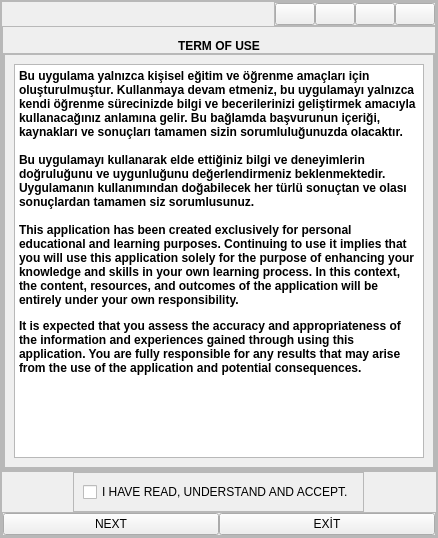
First picture: the form in awake.ui, repository ccemyurtsever/social, before the edit.
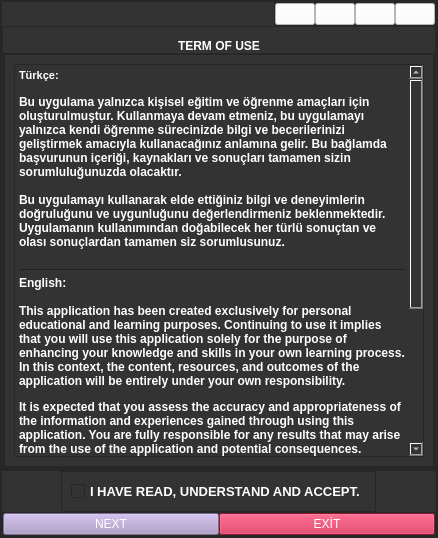
Second picture: the form after the edit. Icons and pictures are not drawn.

Diff of the .ui file:
```diff
--- a/awake.ui
+++ b/awake.ui
@@ -13,6 +13,9 @@
   <property name="windowTitle">
    <string>Form</string>
   </property>
+  <property name="styleSheet">
+   <string notr="true"/>
+  </property>
   <layout class="QVBoxLayout" name="verticalLayout">
    <property name="spacing">
     <number>0</number>
@@ -31,6 +34,10 @@
    </property>
    <item>
     <widget class="QFrame" name="frame">
+     <property name="styleSheet">
+      <string notr="true">background-color: #333;
+color:#fff;</string>
+     </property>
      <property name="frameShape">
       <enum>QFrame::StyledPanel</enum>
      </property>
@@ -77,8 +84,12 @@
          <property name="bottomMargin">
           <number>0</number>
          </property>
-         <item alignment="Qt::AlignRight|Qt::AlignTop">
+         <item alignment="Qt::AlignRight">
           <widget class="QFrame" name="frame_7">
+           <property name="styleSheet">
+            <string notr="true">
+</string>
+           </property>
            <property name="frameShape">
             <enum>QFrame::StyledPanel</enum>
            </property>
@@ -103,6 +114,10 @@
             </property>
             <item>
              <widget class="QPushButton" name="pushButton_6">
+              <property name="styleSheet">
+               <string notr="true"> background-color: 	#fff;
+</string>
+              </property>
               <property name="text">
                <string/>
               </property>
@@ -112,14 +127,18 @@
               </property>
               <property name="iconSize">
                <size>
-                <width>27</width>
-                <height>15</height>
+                <width>40</width>
+                <height>18</height>
                </size>
               </property>
              </widget>
             </item>
             <item>
              <widget class="QPushButton" name="pushButton_4">
+              <property name="styleSheet">
+               <string notr="true"> background-color: 	#fff;
+</string>
+              </property>
               <property name="text">
                <string/>
               </property>
@@ -129,14 +148,18 @@
               </property>
               <property name="iconSize">
                <size>
-                <width>30</width>
-                <height>15</height>
+                <width>40</width>
+                <height>18</height>
                </size>
               </property>
              </widget>
             </item>
             <item>
              <widget class="QPushButton" name="pushButton_3">
+              <property name="styleSheet">
+               <string notr="true"> background-color: 	#fff;
+</string>
+              </property>
               <property name="text">
                <string/>
               </property>
@@ -146,14 +169,18 @@
               </property>
               <property name="iconSize">
                <size>
-                <width>30</width>
-                <height>15</height>
+                <width>40</width>
+                <height>18</height>
                </size>
               </property>
              </widget>
             </item>
             <item>
              <widget class="QPushButton" name="pushButton_5">
+              <property name="styleSheet">
+               <string notr="true"> background-color: 	#fff;
+</string>
+              </property>
               <property name="text">
                <string/>
               </property>
@@ -163,8 +190,8 @@
               </property>
               <property name="iconSize">
                <size>
-                <width>30</width>
-                <height>15</height>
+                <width>40</width>
+                <height>18</height>
                </size>
               </property>
              </widget>
@@ -174,6 +201,9 @@
          </item>
          <item>
           <widget class="QFrame" name="frame_6">
+           <property name="styleSheet">
+            <string notr="true"/>
+           </property>
            <property name="frameShape">
             <enum>QFrame::StyledPanel</enum>
            </property>
@@ -252,10 +282,18 @@
 &lt;html&gt;&lt;head&gt;&lt;meta name=&quot;qrichtext&quot; content=&quot;1&quot; /&gt;&lt;style type=&quot;text/css&quot;&gt;
 p, li { white-space: pre-wrap; }
 &lt;/style&gt;&lt;/head&gt;&lt;body style=&quot; font-family:'MS Shell Dlg 2'; font-size:8.25pt; font-weight:400; font-style:normal;&quot;&gt;
+&lt;p style=&quot; margin-top:0px; margin-bottom:0px; margin-left:0px; margin-right:0px; -qt-block-indent:0; text-indent:0px;&quot;&gt;&lt;span style=&quot; font-weight:600;&quot;&gt;Türkçe:&lt;br /&gt;&lt;/span&gt;&lt;/p&gt;
 &lt;p style=&quot; margin-top:0px; margin-bottom:0px; margin-left:0px; margin-right:0px; -qt-block-indent:0; text-indent:0px;&quot;&gt;&lt;span style=&quot; font-size:9pt; font-weight:600;&quot;&gt;Bu uygulama yalnızca kişisel eğitim ve öğrenme amaçları için oluşturulmuştur. Kullanmaya devam etmeniz, bu uygulamayı yalnızca kendi öğrenme sürecinizde bilgi ve becerilerinizi geliştirmek amacıyla kullanacağınız anlamına gelir. Bu bağlamda başvurunun içeriği, kaynakları ve sonuçları tamamen sizin sorumluluğunuzda olacaktır.&lt;/span&gt;&lt;/p&gt;
 &lt;p style=&quot;-qt-paragraph-type:empty; margin-top:0px; margin-bottom:0px; margin-left:0px; margin-right:0px; -qt-block-indent:0; text-indent:0px; font-size:9pt; font-weight:600;&quot;&gt;&lt;br /&gt;&lt;/p&gt;
-&lt;p style=&quot; margin-top:0px; margin-bottom:0px; margin-left:0px; margin-right:0px; -qt-block-indent:0; text-indent:0px;&quot;&gt;&lt;span style=&quot; font-size:9pt; font-weight:600;&quot;&gt;Bu uygulamayı kullanarak elde ettiğiniz bilgi ve deneyimlerin doğruluğunu ve uygunluğunu değerlendirmeniz beklenmektedir. Uygulamanın kullanımından doğabilecek her türlü sonuçtan ve olası sonuçlardan tamamen siz sorumlusunuz.&lt;br /&gt;&lt;br /&gt;This application has been created exclusively for personal educational and learning purposes. Continuing to use it implies that you will use this application solely for the purpose of enhancing your knowledge and skills in your own learning process. In this context, the content, resources, and outcomes of the application will be entirely under your own responsibility.&lt;/span&gt;&lt;/p&gt;
-&lt;p style=&quot; margin-top:12px; margin-bottom:12px; margin-left:0px; margin-right:0px; -qt-block-indent:0; text-indent:0px;&quot;&gt;&lt;span style=&quot; font-size:9pt; font-weight:600;&quot;&gt;It is expected that you assess the accuracy and appropriateness of the information and experiences gained through using this application. You are fully responsible for any results that may arise from the use of the application and potential consequences.&lt;/span&gt;&lt;/p&gt;&lt;/body&gt;&lt;/html&gt;</string>
+&lt;p style=&quot; margin-top:0px; margin-bottom:0px; margin-left:0px; margin-right:0px; -qt-block-indent:0; text-indent:0px;&quot;&gt;&lt;span style=&quot; font-size:9pt; font-weight:600;&quot;&gt;Bu uygulamayı kullanarak elde ettiğiniz bilgi ve deneyimlerin doğruluğunu ve uygunluğunu değerlendirmeniz beklenmektedir. Uygulamanın kullanımından doğabilecek her türlü sonuçtan ve olası sonuçlardan tamamen siz sorumlusunuz.&lt;br /&gt;&lt;/span&gt;&lt;/p&gt;
+&lt;hr /&gt;
+&lt;p style=&quot; margin-top:0px; margin-bottom:0px; margin-left:0px; margin-right:0px; -qt-block-indent:0; text-indent:0px;&quot;&gt;&lt;span style=&quot; font-size:9pt; font-weight:600;&quot;&gt;English:&lt;/span&gt;&lt;/p&gt;
+&lt;p style=&quot; margin-top:0px; margin-bottom:0px; margin-left:0px; margin-right:0px; -qt-block-indent:0; text-indent:0px;&quot;&gt;&lt;span style=&quot; font-size:9pt; font-weight:600;&quot;&gt;&lt;br /&gt;This application has been created exclusively for personal educational and learning purposes. Continuing to use it implies that you will use this application solely for the purpose of enhancing your knowledge and skills in your own learning process. In this context, the content, resources, and outcomes of the application will be entirely under your own responsibility.&lt;/span&gt;&lt;/p&gt;
+&lt;p style=&quot; margin-top:12px; margin-bottom:12px; margin-left:0px; margin-right:0px; -qt-block-indent:0; text-indent:0px;&quot;&gt;&lt;span style=&quot; font-size:9pt; font-weight:600;&quot;&gt;It is expected that you assess the accuracy and appropriateness of the information and experiences gained through using this application. You are fully responsible for any results that may arise from the use of the application and potential consequences.&lt;/span&gt;&lt;/p&gt;
+&lt;p style=&quot; margin-top:0px; margin-bottom:0px; margin-left:0px; margin-right:0px; -qt-block-indent:0; text-indent:0px;&quot;&gt;&lt;br /&gt;&lt;/p&gt;
+&lt;hr /&gt;
+&lt;p style=&quot; margin-top:0px; margin-bottom:0px; margin-left:0px; margin-right:0px; -qt-block-indent:0; text-indent:0px;&quot;&gt;&lt;br /&gt;Hintçe:&lt;br /&gt;&lt;br /&gt;यह एप्लिकेशन विशेष रूप से व्यक्तिगत शैक्षिक और सीखने के उद्देश्यों के लिए बनाया गया है। इसका उपयोग जारी रखने का अर्थ है कि आप इस एप्लिकेशन का उपयोग केवल अपनी सीखने की प्रक्रिया में अपने ज्ञान और कौशल को बढ़ाने के उद्देश्य से करेंगे। इस संदर्भ में, एप्लिकेशन की सामग्री, संसाधन और परिणाम पूरी तरह से आपकी अपनी जिम्मेदारी के अधीन होंगे।यह अपेक्षा की जाती है कि आप इस एप्लिकेशन के उपयोग से प्राप्त जानकारी और अनुभवों की सटीकता और उपयुक्तता का आकलन करें। आप एप्लिकेशन के उपयोग से उत्पन्न होने वाले किसी भी परिणाम और संभावित परिणामों के लिए पूरी तरह जिम्मेदार हैं।&lt;/p&gt;
+&lt;p style=&quot; margin-top:0px; margin-bottom:0px; margin-left:0px; margin-right:0px; -qt-block-indent:0; text-indent:0px;&quot;&gt;&lt;br /&gt;&lt;br /&gt;&lt;/p&gt;&lt;/body&gt;&lt;/html&gt;</string>
                     </property>
                    </widget>
                   </item>
@@ -341,7 +379,7 @@
          <property name="bottomMargin">
           <number>0</number>
          </property>
-         <item alignment="Qt::AlignHCenter">
+         <item alignment="Qt::AlignHCenter|Qt::AlignVCenter">
           <widget class="QFrame" name="frame_5">
            <property name="frameShape">
             <enum>QFrame::StyledPanel</enum>
@@ -350,8 +388,15 @@
             <enum>QFrame::Raised</enum>
            </property>
            <layout class="QVBoxLayout" name="verticalLayout_4">
-            <item>
+            <item alignment="Qt::AlignHCenter">
              <widget class="QCheckBox" name="checkBox">
+              <property name="font">
+               <font>
+                <pointsize>10</pointsize>
+                <weight>75</weight>
+                <bold>true</bold>
+               </font>
+              </property>
               <property name="text">
                <string>I HAVE READ, UNDERSTAND AND ACCEPT.</string>
               </property>
@@ -386,6 +431,10 @@
             </property>
             <item>
              <widget class="QPushButton" name="pushButton">
+              <property name="styleSheet">
+               <string notr="true"> background-color: 	#A996c7;
+</string>
+              </property>
               <property name="text">
                <string>NEXT</string>
               </property>
@@ -393,6 +442,10 @@
             </item>
             <item>
              <widget class="QPushButton" name="pushButton_2">
+              <property name="styleSheet">
+               <string notr="true"> background-color: 	#Cb1f49;
+</string>
+              </property>
               <property name="text">
                <string>EXİT</string>
               </property>
```
